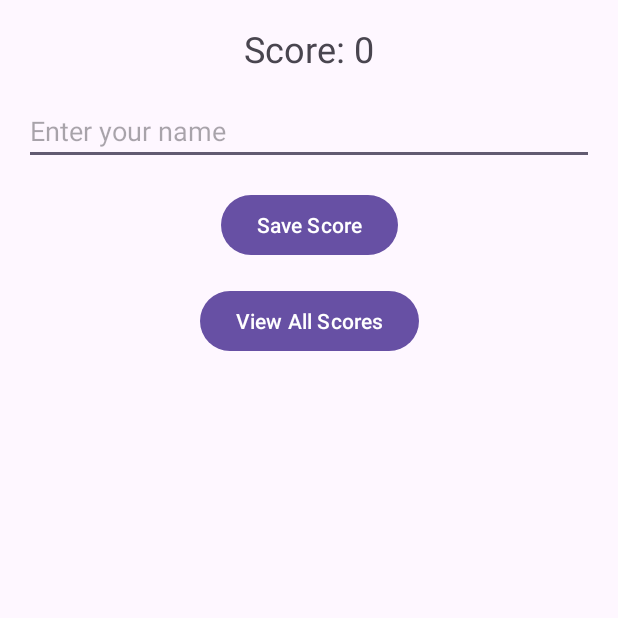
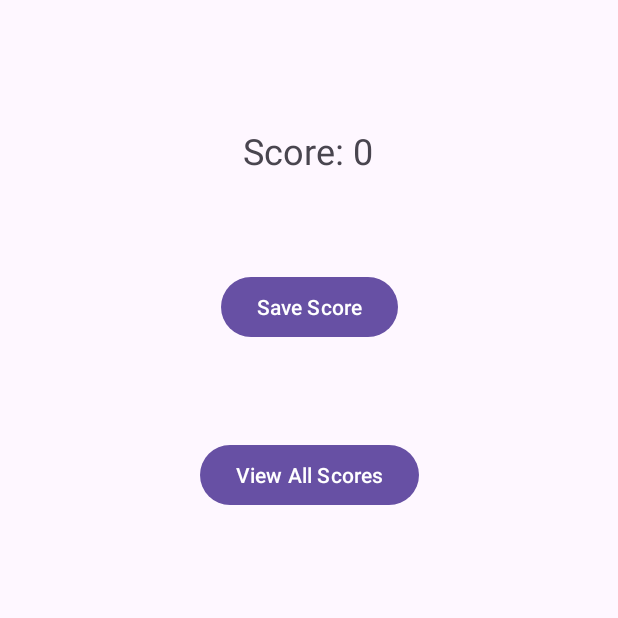
Before and after one commit to ediber/brickbreaker, an Android app: the AddResultActivity screen opened directly, with no data from a screen before it, after a tap on "Save Score", on a phone screen of 412 x 824 dp, the top half of it. Run offline under Robolectric (Android 15) with nearby library versions, the phone set to English and light mode, and no system bars; our stand-ins replace Firebase (no records; nobody signed in at launch, a user with empty details on screens opened directly).

Commit message:
scores are saved in firebase

```diff
--- a/app/src/main/java/com/example/brickbreaker04/activities/AddResultActivity.java
+++ b/app/src/main/java/com/example/brickbreaker04/activities/AddResultActivity.java
@@ -4,25 +4,24 @@ import android.content.Intent;
 import android.os.Bundle;
 import android.view.View;
 import android.widget.Button;
-import android.widget.EditText;
 import android.widget.TextView;
 import android.widget.Toast;
-
 import androidx.activity.EdgeToEdge;
-import androidx.appcompat.app.AppCompatActivity;
 import androidx.core.graphics.Insets;
 import androidx.core.view.ViewCompat;
 import androidx.core.view.WindowInsetsCompat;
-
 import com.example.brickbreaker04.R;
+import com.google.firebase.firestore.FirebaseFirestore;
+import java.util.HashMap;
+import java.util.Map;
 
 public class AddResultActivity extends BaseActivity {
 
     private TextView scoreTextView;
-    private EditText nameEditText;
     private Button saveButton;
     private Button viewScoresButton;
     private int score;
+    private FirebaseFirestore db;
 
     @Override
     protected void onCreate(Bundle savedInstanceState) {
@@ -30,20 +29,19 @@ public class AddResultActivity extends BaseActivity {
         EdgeToEdge.enable(this);
         setContentView(R.layout.activity_add_result);
 
+        db = FirebaseFirestore.getInstance();
+
         initializeViews();
         setListeners();
 
         // Retrieve the score from the intent
         score = getIntent().getIntExtra("score", 0);
         scoreTextView.setText("Score: " + score);
-
-
     }
 
     @Override
     protected void initializeViews() {
         scoreTextView = findViewById(R.id.scoreTextView);
-        nameEditText = findViewById(R.id.nameEditText);
         saveButton = findViewById(R.id.saveButton);
         viewScoresButton = findViewById(R.id.viewScoresButton);
     }
@@ -57,32 +55,30 @@ public class AddResultActivity extends BaseActivity {
             return insets;
         });
 
-        saveButton.setOnClickListener(new View.OnClickListener() {
-            @Override
-            public void onClick(View v) {
-                saveScore();
-            }
-        });
+        saveButton.setOnClickListener(v -> saveScore(score));
 
-        viewScoresButton.setOnClickListener(new View.OnClickListener() {
-            @Override
-            public void onClick(View v) {
-                viewScores();
-            }
-        });
+        viewScoresButton.setOnClickListener(v -> viewScores());
     }
 
-    private void saveScore() {
-        String name = nameEditText.getText().toString();
-        if (name.isEmpty()) {
-            Toast.makeText(this, "Please enter a name", Toast.LENGTH_SHORT).show();
-            return;
+    private void saveScore(int score) {
+        if (currentUser != null) {
+            String id = currentUser.getId();
+
+            Map<String, Object> scoreData = new HashMap<>();
+            scoreData.put("userId", id);
+            scoreData.put("score", score);
+
+            db.collection("scores")
+                    .add(scoreData)
+                    .addOnSuccessListener(documentReference -> {
+                        Toast.makeText(AddResultActivity.this, "Score saved successfully!", Toast.LENGTH_SHORT).show();
+                    })
+                    .addOnFailureListener(e -> {
+                        Toast.makeText(AddResultActivity.this, "Error saving score: " + e.getMessage(), Toast.LENGTH_SHORT).show();
+                    });
+        } else {
+            Toast.makeText(this, "User is not logged in", Toast.LENGTH_SHORT).show();
         }
-
-        // Save the score and name
-        // You can implement the actual save logic here (e.g., save to a database or shared preferences)
-
-        Toast.makeText(this, "Score saved!", Toast.LENGTH_SHORT).show();
     }
 
     private void viewScores() {
--- a/app/src/main/res/layout/activity_add_result.xml
+++ b/app/src/main/res/layout/activity_add_result.xml
@@ -11,43 +11,32 @@
         android:id="@+id/scoreTextView"
         android:layout_width="wrap_content"
         android:layout_height="wrap_content"
+        android:layout_marginTop="84dp"
         android:text="Score: 0"
         android:textSize="24sp"
-        app:layout_constraintTop_toTopOf="parent"
+        app:layout_constraintEnd_toEndOf="parent"
+        app:layout_constraintHorizontal_bias="0.498"
         app:layout_constraintStart_toStartOf="parent"
-        app:layout_constraintEnd_toEndOf="parent"
-        android:layout_marginTop="16dp"/>
-
-    <EditText
-        android:id="@+id/nameEditText"
-        android:layout_width="0dp"
-        android:layout_height="wrap_content"
-        android:hint="Enter your name"
-        app:layout_constraintTop_toBottomOf="@id/scoreTextView"
-        app:layout_constraintStart_toStartOf="parent"
-        app:layout_constraintEnd_toEndOf="parent"
-        android:layout_marginTop="16dp"
-        android:layout_marginStart="16dp"
-        android:layout_marginEnd="16dp"/>
+        app:layout_constraintTop_toTopOf="parent" />
 
     <Button
         android:id="@+id/saveButton"
         android:layout_width="wrap_content"
         android:layout_height="wrap_content"
+        android:layout_marginTop="64dp"
         android:text="Save Score"
-        app:layout_constraintTop_toBottomOf="@id/nameEditText"
+        app:layout_constraintEnd_toEndOf="parent"
         app:layout_constraintStart_toStartOf="parent"
-        app:layout_constraintEnd_toEndOf="parent"
-        android:layout_marginTop="16dp"/>
+        app:layout_constraintTop_toBottomOf="@+id/scoreTextView" />
 
     <Button
         android:id="@+id/viewScoresButton"
         android:layout_width="wrap_content"
         android:layout_height="wrap_content"
+        android:layout_marginTop="64dp"
         android:text="View All Scores"
-        app:layout_constraintTop_toBottomOf="@id/saveButton"
+        app:layout_constraintEnd_toEndOf="parent"
         app:layout_constraintStart_toStartOf="parent"
-        app:layout_constraintEnd_toEndOf="parent"
-        android:layout_marginTop="16dp"/>
+        app:layout_constraintTop_toBottomOf="@id/saveButton" />
 
 </androidx.constraintlayout.widget.ConstraintLayout>
```
